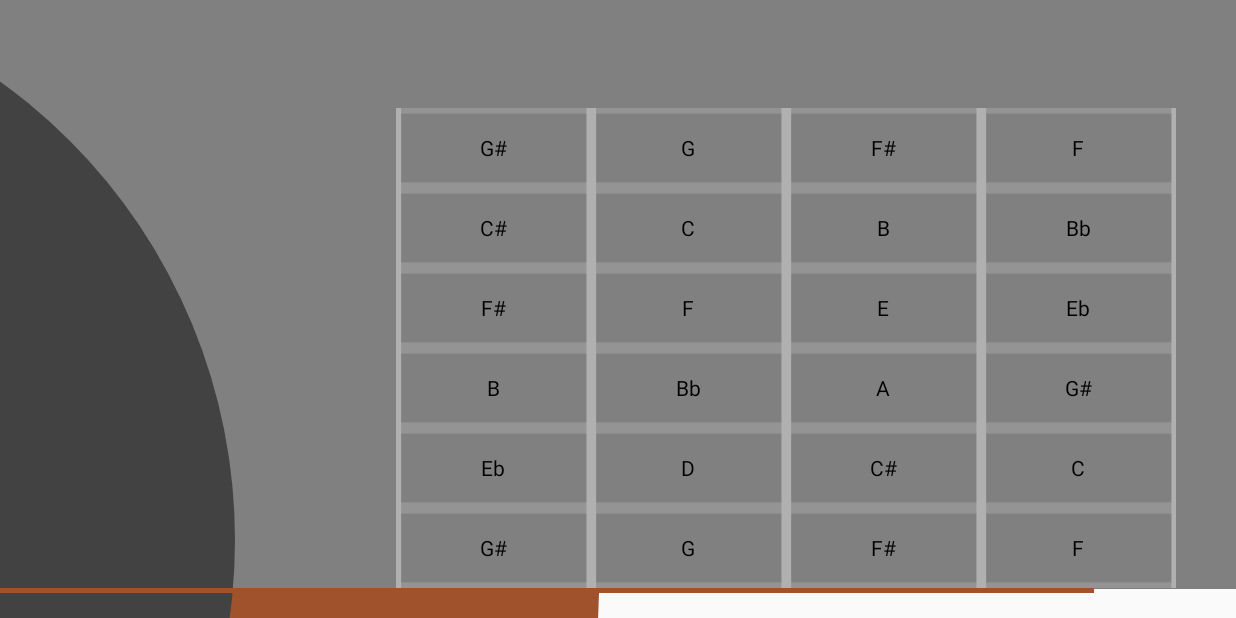
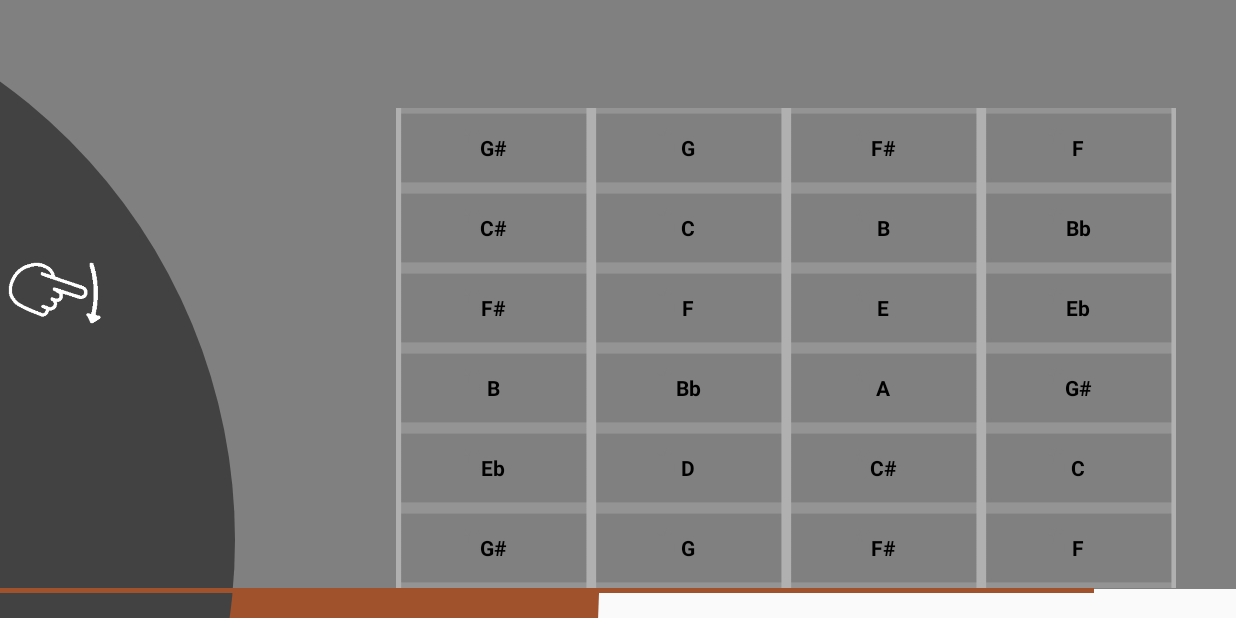
Before and after one commit to PaulTreanor/stringtheory-app, an Android app: the screen it shows after launch (MainActivity), on a phone screen of 824 x 412 dp (held sideways). Run offline under Robolectric (Android 15) with nearby library versions, the phone set to English and light mode, and no system bars.

Commit message:
Implemented a swipe/touch icon and easier to read lettering as per user testing results

```diff
--- a/code/String Theory - Fretboard/app/src/main/java/com/paul/stringtheory_justplay/Shapes.java
+++ b/code/String Theory - Fretboard/app/src/main/java/com/paul/stringtheory_justplay/Shapes.java
@@ -14,7 +14,7 @@ import java.util.Map;
 public class Shapes {
 
     public Activity activity;
-    private Button[] allButtons = new Button[25];
+    private static Button[] allButtons = new Button[25];
     private ArrayList<Button> pressedNotes = new ArrayList<Button>(0);
     private int chord;
     private HashMap<Integer, ArrayList<Button>> map;
@@ -29,8 +29,14 @@ public class Shapes {
         this.map = chordShapesHashMap.getMap();
     }
 
+    public static Button[] getAllButtons() {
+        return allButtons;
+    }
+
+
     public boolean isShapeValid(){
         //iterate through map
+
         for (Map.Entry<Integer, ArrayList<Button>> ee : map.entrySet()) {
             int key = ee.getKey();
             ArrayList<Button> values = ee.getValue();
@@ -42,6 +48,7 @@ public class Shapes {
         return false;
     }
 
+
     //equals method for chord shapes
     public boolean shapesEquals( ArrayList<Button> chordA, ArrayList<Button> chordB){
         if (chordA.containsAll(chordB) && chordB.containsAll(chordA)){
@@ -49,6 +56,7 @@ public class Shapes {
         }
         else{ return false;}
     }
+
 
     public int getChord()
     {
@@ -73,13 +81,6 @@ public class Shapes {
                 public boolean onTouch(View v, MotionEvent event) {
                     switch (event.getAction()) {
                         case MotionEvent.ACTION_DOWN:
-                            button.setBackgroundResource(R.drawable.button_green);
-
-                            if (!pressedNotes.contains(button)){
-                                pressedNotes.add(button);
-                            }
-                            break;
-
                         case MotionEvent.ACTION_MOVE:
                             button.setBackgroundResource(R.drawable.button_green);
                             if (!pressedNotes.contains(button)){
--- /dev/null
+++ b/code/String Theory - Fretboard/app/src/main/java/com/paul/stringtheory_justplay/Views/strumArea.java
@@ -0,0 +1,42 @@
+package com.paul.stringtheory_justplay.Views;
+
+import android.content.Context;
+import android.graphics.Canvas;
+import android.os.Build;
+import android.util.AttributeSet;
+import android.view.View;
+
+import androidx.annotation.Nullable;
+import androidx.annotation.RequiresApi;
+
+public class strumArea extends View {
+    public strumArea(Context context) {
+        super(context);
+        init(null);
+    }
+
+    public strumArea(Context context, @Nullable AttributeSet attrs) {
+        super(context, attrs);
+        init(attrs);
+    }
+
+    public strumArea(Context context, @Nullable AttributeSet attrs, int defStyleAttr) {
+        super(context, attrs, defStyleAttr);
+        init(attrs);
+    }
+
+    @RequiresApi(api = Build.VERSION_CODES.LOLLIPOP)
+    public strumArea(Context context, @Nullable AttributeSet attrs, int defStyleAttr, int defStyleRes) {
+        super(context, attrs, defStyleAttr, defStyleRes);
+        init(attrs);
+    }
+    private void init(@Nullable AttributeSet set) {
+
+    }
+
+    @Override
+    protected void onDraw(Canvas canvas){
+
+
+    }
+}
--- a/code/String Theory - Fretboard/app/src/main/res/drawable/button_design.xml
+++ b/code/String Theory - Fretboard/app/src/main/res/drawable/button_design.xml
@@ -1,7 +1,6 @@
 <?xml version="1.0" encoding="utf-8"?>
 <selector xmlns:android="http://schemas.android.com/apk/res/android">
     <item
-
         android:drawable="@drawable/button_grey" />
 
 
--- a/code/String Theory - Fretboard/app/src/main/res/layout/activity_main.xml
+++ b/code/String Theory - Fretboard/app/src/main/res/layout/activity_main.xml
@@ -4,7 +4,9 @@
     xmlns:tools="http://schemas.android.com/tools"
     android:layout_width="match_parent"
     android:layout_height="match_parent"
-    tools:context=".MainActivity">
+    tools:context=".MainActivity"
+    >
+
 
     <com.paul.stringtheory_justplay.Views.guitarBody
         android:id="@+id/guitarBody"
@@ -29,10 +31,9 @@
         android:layout_width="0dp"
         android:layout_height="match_parent"
         app:layout_constraintEnd_toStartOf="@+id/btn12"
+        app:layout_constraintHorizontal_bias="1.0"
         app:layout_constraintStart_toStartOf="@+id/guitarBody"
-        tools:layout_editor_absoluteY="0dp"
-        android:onClick="playChord"
-        />
+        app:layout_constraintTop_toTopOf="parent" />
 
     <Button
         android:id="@+id/btn21"
@@ -40,6 +41,7 @@
         android:layout_height="53dp"
         android:layout_marginEnd="40dp"
         android:layout_marginBottom="20dp"
+        android:textStyle="bold"
         android:background="@drawable/button_design"
         android:text="F"
         app:layout_constraintBottom_toBottomOf="parent"
@@ -49,7 +51,7 @@
         android:id="@+id/btn1"
         android:layout_width="130dp"
         android:layout_height="53dp"
-
+        android:textStyle="bold"
         android:layout_marginEnd="40dp"
         android:background="@drawable/button_design"
         android:text="F"
@@ -61,7 +63,7 @@
         android:layout_width="130dp"
         android:layout_height="53dp"
         android:layout_marginEnd="40dp"
-
+        android:textStyle="bold"
         android:background="@drawable/button_design"
         android:text="Bb"
         app:layout_constraintBottom_toTopOf="@+id/btn9"
@@ -72,6 +74,7 @@
         android:layout_width="130dp"
         android:layout_height="53dp"
         android:layout_marginEnd="40dp"
+        android:textStyle="bold"
         android:background="@drawable/button_design"
         android:text="Eb"
         app:layout_constraintBottom_toTopOf="@+id/btn13"
@@ -82,6 +85,7 @@
         android:layout_width="130dp"
         android:layout_height="53dp"
         android:layout_marginEnd="40dp"
+        android:textStyle="bold"
         android:background="@drawable/button_design"
         android:text="G#"
         app:layout_constraintBottom_toTopOf="@+id/btn17"
@@ -91,7 +95,7 @@
         android:id="@+id/btn17"
         android:layout_width="130dp"
         android:layout_height="53dp"
-
+        android:textStyle="bold"
         android:layout_marginEnd="40dp"
         android:background="@drawable/button_design"
         android:text="C"
@@ -104,7 +108,7 @@
         android:layout_height="53dp"
         android:layout_marginBottom="20dp"
         android:background="@drawable/button_design"
-
+        android:textStyle="bold"
         android:text="F#"
         app:layout_constraintBottom_toBottomOf="parent"
         app:layout_constraintEnd_toStartOf="@+id/btn21" />
@@ -113,7 +117,7 @@
         android:id="@+id/btn18"
         android:layout_width="130dp"
         android:layout_height="53dp"
-
+        android:textStyle="bold"
         android:background="@drawable/button_design"
         android:text="C#"
         app:layout_constraintBottom_toTopOf="@+id/btn22"
@@ -123,7 +127,7 @@
         android:id="@+id/btn14"
         android:layout_width="130dp"
         android:layout_height="53dp"
-
+        android:textStyle="bold"
         android:background="@drawable/button_design"
         android:text="A"
         app:layout_constraintBottom_toTopOf="@+id/btn18"
@@ -133,7 +137,7 @@
         android:id="@+id/btn10"
         android:layout_width="130dp"
         android:layout_height="53dp"
-
+        android:textStyle="bold"
         android:background="@drawable/button_design"
         android:text="E"
         app:layout_constraintBottom_toTopOf="@+id/btn14"
@@ -143,7 +147,7 @@
         android:id="@+id/btn6"
         android:layout_width="130dp"
         android:layout_height="53dp"
-
+        android:textStyle="bold"
         android:background="@drawable/button_design"
         android:text="B"
         app:layout_constraintBottom_toTopOf="@+id/btn10"
@@ -153,7 +157,7 @@
         android:id="@+id/btn2"
         android:layout_width="130dp"
         android:layout_height="53dp"
-
+        android:textStyle="bold"
         android:background="@drawable/button_design"
         android:text="F#"
         app:layout_constraintBottom_toTopOf="@+id/btn6"
@@ -165,7 +169,7 @@
         android:layout_height="53dp"
         android:layout_marginBottom="20dp"
         android:background="@drawable/button_design"
-
+        android:textStyle="bold"
         android:text="G"
         app:layout_constraintBottom_toBottomOf="@+id/background"
         app:layout_constraintEnd_toStartOf="@+id/btn22" />
@@ -174,7 +178,7 @@
         android:id="@+id/btn19"
         android:layout_width="130dp"
         android:layout_height="53dp"
-
+        android:textStyle="bold"
         android:background="@drawable/button_design"
         android:text="D"
         app:layout_constraintBottom_toTopOf="@+id/btn23"
@@ -184,7 +188,7 @@
         android:id="@+id/btn15"
         android:layout_width="130dp"
         android:layout_height="53dp"
-
+        android:textStyle="bold"
         android:background="@drawable/button_design"
         android:text="Bb"
         app:layout_constraintBottom_toTopOf="@+id/btn19"
@@ -194,7 +198,7 @@
         android:id="@+id/btn11"
         android:layout_width="130dp"
         android:layout_height="53dp"
-
+        android:textStyle="bold"
         android:background="@drawable/button_design"
         android:text="F"
         app:layout_constraintBottom_toTopOf="@+id/btn15"
@@ -204,7 +208,7 @@
         android:id="@+id/btn7"
         android:layout_width="130dp"
         android:layout_height="53dp"
-
+        android:textStyle="bold"
         android:background="@drawable/button_design"
         android:text="C"
         app:layout_constraintBottom_toTopOf="@+id/btn11"
@@ -214,7 +218,7 @@
         android:id="@+id/btn3"
         android:layout_width="130dp"
         android:layout_height="53dp"
-
+        android:textStyle="bold"
         android:background="@drawable/button_design"
         android:text="G"
         app:layout_constraintBottom_toTopOf="@+id/btn7"
@@ -226,7 +230,7 @@
         android:layout_height="53dp"
         android:layout_marginBottom="20dp"
         android:background="@drawable/button_design"
-
+        android:textStyle="bold"
         android:text="G#"
         app:layout_constraintBottom_toBottomOf="parent"
         app:layout_constraintEnd_toStartOf="@+id/btn23" />
@@ -235,7 +239,7 @@
         android:id="@+id/btn20"
         android:layout_width="130dp"
         android:layout_height="53dp"
-
+        android:textStyle="bold"
         android:background="@drawable/button_design"
         android:text="Eb"
         app:layout_constraintBottom_toTopOf="@+id/btn24"
@@ -245,7 +249,7 @@
         android:id="@+id/btn16"
         android:layout_width="130dp"
         android:layout_height="53dp"
-
+        android:textStyle="bold"
         android:background="@drawable/button_design"
         android:text="B"
         app:layout_constraintBottom_toTopOf="@+id/btn20"
@@ -255,7 +259,7 @@
         android:id="@+id/btn12"
         android:layout_width="130dp"
         android:layout_height="53dp"
-
+        android:textStyle="bold"
         android:background="@drawable/button_design"
         android:text="F#"
         app:layout_constraintBottom_toTopOf="@+id/btn16"
@@ -265,7 +269,7 @@
         android:id="@+id/btn8"
         android:layout_width="130dp"
         android:layout_height="53dp"
-
+        android:textStyle="bold"
         android:background="@drawable/button_design"
         android:text="C#"
         app:layout_constraintBottom_toTopOf="@+id/btn12"
@@ -275,7 +279,7 @@
         android:id="@+id/btn4"
         android:layout_width="130dp"
         android:layout_height="53dp"
-
+        android:textStyle="bold"
         android:background="@drawable/button_design"
         android:text="G#"
         app:layout_constraintBottom_toTopOf="@+id/btn8"
@@ -298,6 +302,22 @@
         android:background = "#A0522D"
         />
 
+    <ImageView
+        android:id="@+id/swipe"
+        android:layout_width="73dp"
+        android:layout_height="133dp"
+        android:layout_marginBottom="150dp"
+        android:rotation="90"
+        app:layout_constraintBottom_toBottomOf="parent"
+        app:srcCompat="@drawable/swipe"
+        tools:layout_editor_absoluteX="-8dp" />
+
+    <com.paul.stringtheory_justplay.Views.strumArea
+        android:layout_width="100dp"
+        android:layout_height="match_parent"
+        android:alpha="0.0"
+        android:onClick="playChord"
+        ></com.paul.stringtheory_justplay.Views.strumArea>
 
 
 </androidx.constraintlayout.widget.ConstraintLayout>
```
Also changed, not shown: code/String Theory - Fretboard/app/src/main/java/com/paul/stringtheory_justplay/Views/background.java (+7 -0 lines), code/String Theory - Fretboard/app/src/main/res/drawable/swipe.png (added).
